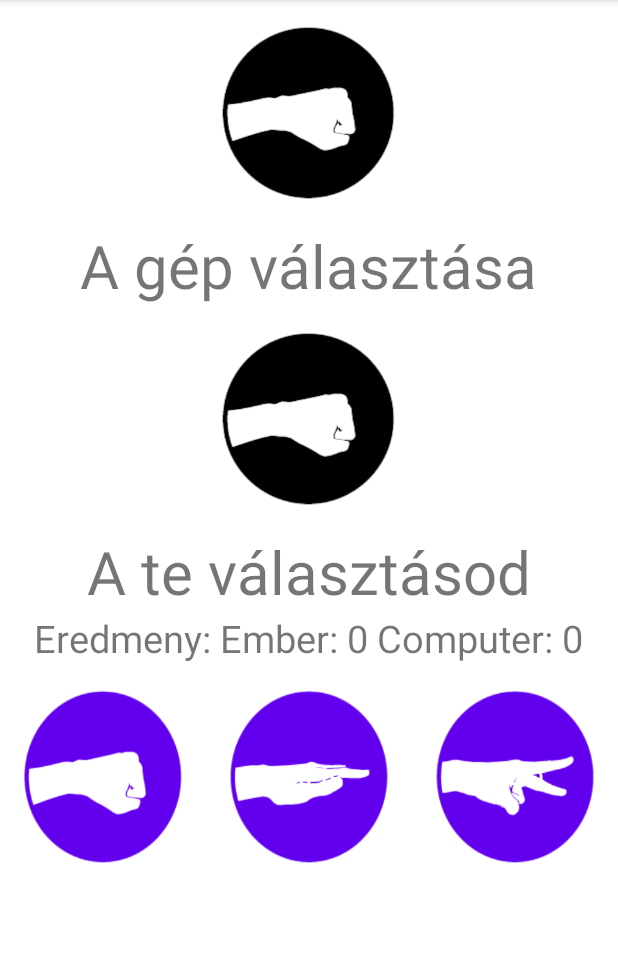
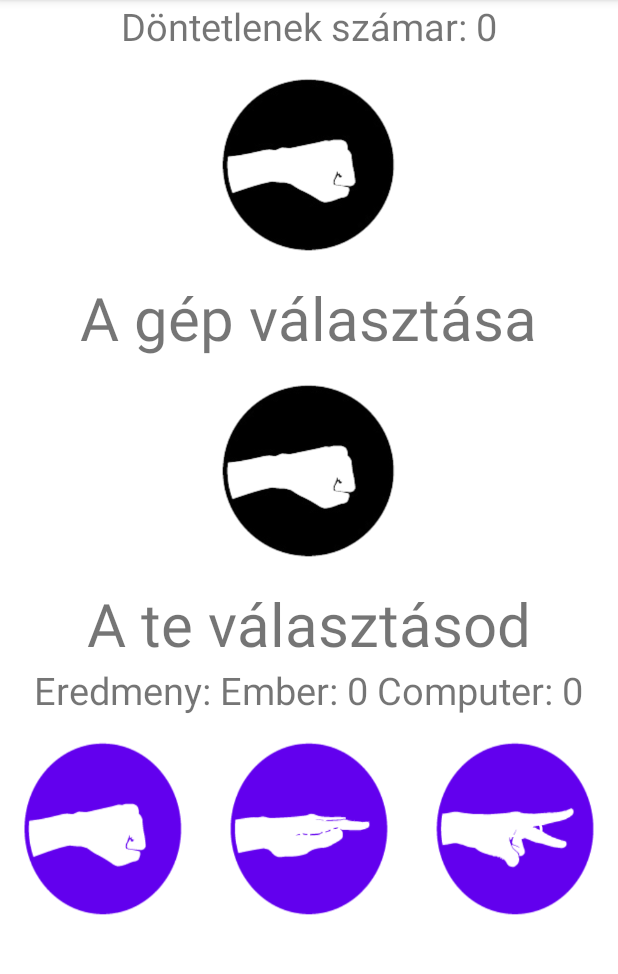
Before and after one commit to Kkrisztian08/KovacsKrisztian_KoPapirOllo, an Android app: the screen it shows after launch (MainActivity), on a phone screen of 412 x 824 dp, the part 84-1058 px from its top. Run offline under Robolectric (Android 15) with nearby library versions, the phone set to English and light mode, and no system bars.

Commit message:
probálkozás

```diff
--- a/app/src/main/AndroidManifest.xml
+++ b/app/src/main/AndroidManifest.xml
@@ -11,7 +11,8 @@
         android:theme="@style/Theme.KoPapirOllo2">
         <activity
             android:name=".MainActivity"
-            android:exported="true">
+            android:exported="true"
+            android:screenOrientation="portrait">
             <intent-filter>
                 <action android:name="android.intent.action.MAIN" />
 
--- a/app/src/main/java/com/example/kopapirollo2/MainActivity.java
+++ b/app/src/main/java/com/example/kopapirollo2/MainActivity.java
@@ -16,9 +16,9 @@ import java.util.Random;
 public class MainActivity extends AppCompatActivity {
     private ImageView gepTippKep, sajatTippKep;
     private Button gombKo, gombPapir, gombOllo;
-    private TextView eredmeny;
+    private TextView eredmeny , dontetlen;
     private int sajatTipp, gepTipp;
-    private int sajatPont, gepPont;
+    private int sajatPont, gepPont, dontetlenSzám;
     int randomKPO;
 
     @Override
@@ -93,6 +93,8 @@ public class MainActivity extends AppCompatActivity {
             eredmeny.setText("Eredmeny: Ember: " + sajatPont +" Computer: "+ gepPont);
         }else{
             Toast.makeText(MainActivity.this,"Döntetlen",Toast.LENGTH_SHORT).show();
+            dontetlenSzám++;
+            dontetlen.setText("Döntetlenek számar: "+dontetlenSzám);
         }
 
         if (gepPont == 3 || sajatPont==3) {
@@ -130,21 +132,23 @@ public class MainActivity extends AppCompatActivity {
     public void ujJatek() {
         sajatPont = 0;
         gepPont = 0;
+        dontetlenSzám=0;
         sajatTippKep.setImageResource(R.drawable.rock);
         gepTippKep.setImageResource(R.drawable.rock);
         eredmeny.setText("Eredmeny: Ember: 0 Computer: 0");
-
+        dontetlen.setText("Döntetlenek számar: 0");
     }
-
 
     private void init() {
         gepPont=0;
         sajatPont=0;
+        dontetlenSzám=0;
         gepTippKep=findViewById(R.id.img_gep);
         sajatTippKep=findViewById(R.id.img_sajat);
         gombKo=findViewById(R.id.btn_ko);
         gombPapir=findViewById(R.id.btn_papir);
         gombOllo=findViewById(R.id.btn_ollo);
         eredmeny=findViewById(R.id.textView_eredmeny);
+        dontetlen=findViewById(R.id.textView_dontetlen);
     }
 }
--- a/app/src/main/res/layout/activity_main.xml
+++ b/app/src/main/res/layout/activity_main.xml
@@ -8,6 +8,13 @@
     android:orientation="vertical">
 
 
+    <TextView
+        android:layout_width="wrap_content"
+        android:layout_height="wrap_content"
+        android:layout_gravity="center"
+        android:textSize="25dp"
+        android:text="Döntetlenek számar: 0"
+        android:id="@+id/textView_dontetlen"/>
     <ImageView
         android:layout_width="150dp"
         android:layout_height="150dp"
@@ -73,7 +80,6 @@
             android:text="OLLÓ"
             android:id="@+id/btn_ollo"
             android:layout_weight="1"
-            android:foregroundTint="@color/black"
             android:background="@drawable/scissors" />
 
     </LinearLayout>
```
